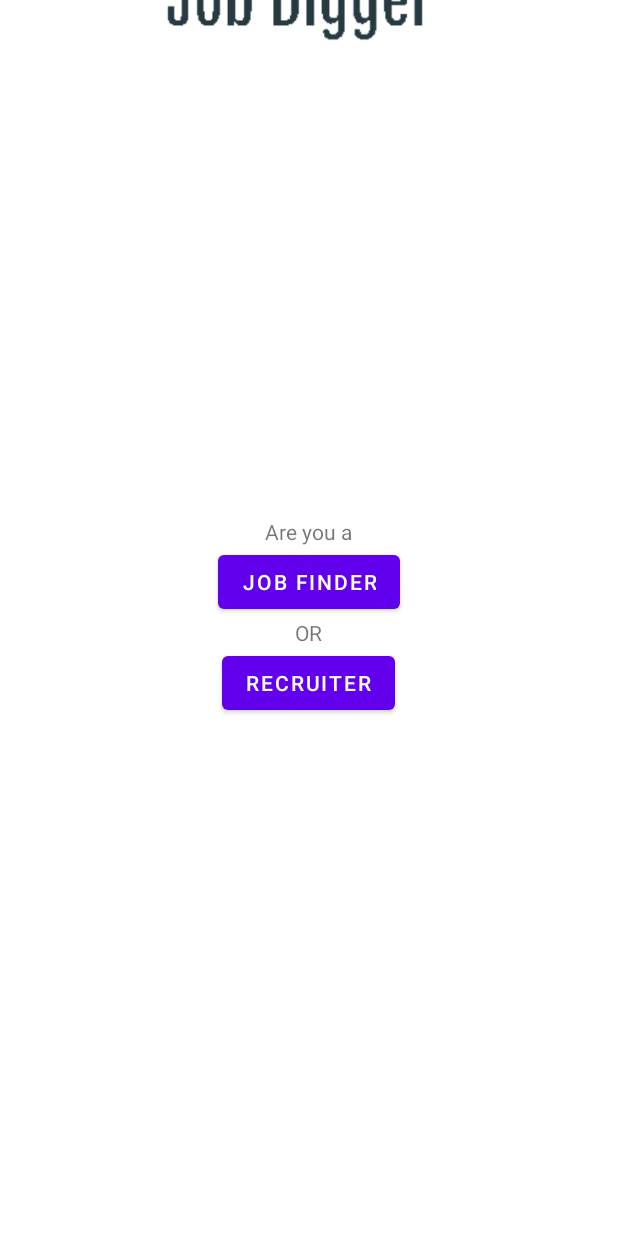
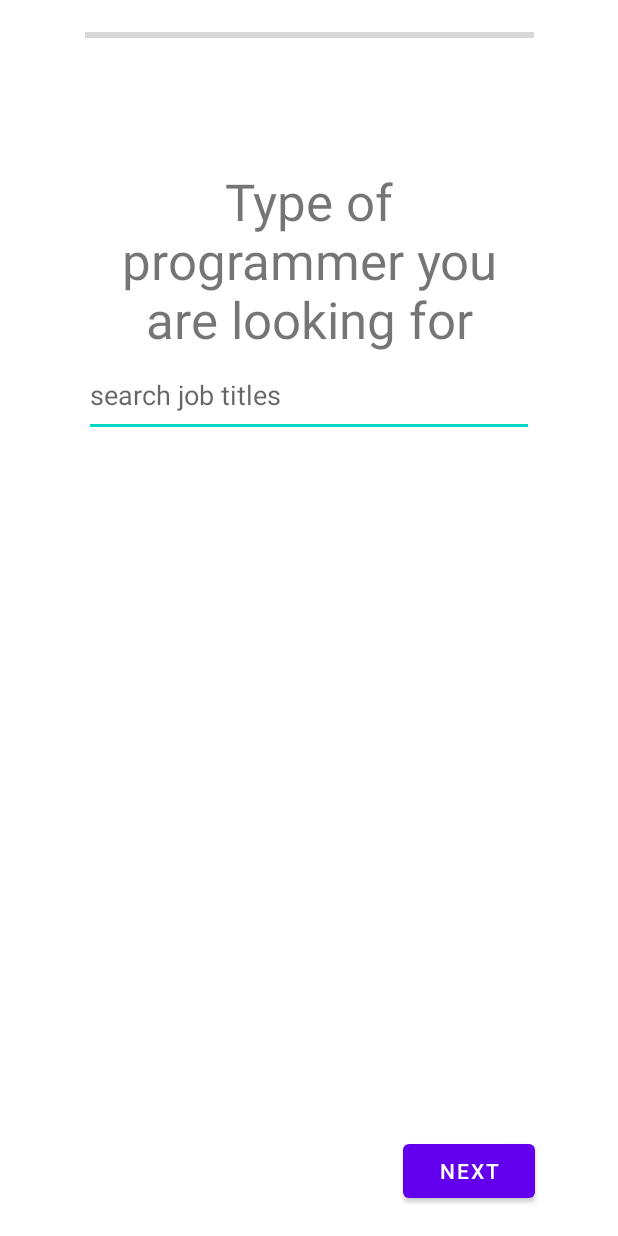
Before and after one commit to b6112166/JobDigger, an Android app: the screen it shows after launch (WelcomeActivity before the commit, RecruiterActivity after it), after a tap on "RECRUITER", on a phone screen of 412 x 824 dp. Run offline under Robolectric (Android 15) with nearby library versions, the phone set to English and light mode, and no system bars.

Commit message:
End of day1 Jeffery

```diff
--- a/app/build.gradle
+++ b/app/build.gradle
@@ -40,7 +40,13 @@ dependencies {
     implementation 'com.google.android.material:material:1.7.0'
     implementation 'androidx.constraintlayout:constraintlayout:2.1.4'
     implementation 'com.google.firebase:firebase-database:20.1.0'
+
+    implementation 'com.google.firebase:firebase-database-ktx'
+    implementation platform('com.google.firebase:firebase-bom:31.2.3')
+
     testImplementation 'junit:junit:4.13.2'
     androidTestImplementation 'androidx.test.ext:junit:1.1.4'
     androidTestImplementation 'androidx.test.espresso:espresso-core:3.5.0'
+
+
 }
--- a/app/src/main/java/com/example/jobdiggerapp/JobSeekerActivity.kt
+++ b/app/src/main/java/com/example/jobdiggerapp/JobSeekerActivity.kt
@@ -19,7 +19,7 @@ class JobSeekerActivity : AppCompatActivity() {
         submitButton.apply {
             text = "Submit"
             textSize = 20f
-            id = R.id.submit1
+            id = R.id.submitButton
         }
 
 
--- /dev/null
+++ b/app/src/main/java/com/example/jobdiggerapp/RecruiterActivity.kt
@@ -0,0 +1,186 @@
+package com.example.jobdiggerapp
+
+
+import androidx.appcompat.app.AppCompatActivity
+import android.os.Bundle
+import android.text.Layout
+import android.view.View
+import android.widget.AbsListView.RecyclerListener
+import android.widget.AutoCompleteTextView
+import android.widget.ArrayAdapter
+import android.widget.Button
+import android.widget.EditText
+import android.widget.LinearLayout
+import android.widget.ProgressBar
+import androidx.recyclerview.widget.RecyclerView
+
+
+class RecruiterActivity : AppCompatActivity() {
+    //lists to load items from the database
+    private var jobTitleList = ArrayList<String>()
+    private var skillList = ArrayList<String>()
+
+    private var jobSelection = String();
+    private var skillSelection = ArrayList<String>();
+
+    private var yearsOfExperience = String();
+
+    private var layoutArray = ArrayList<LinearLayout>();//stores different linear layouts for displayed layout switching
+
+    private lateinit var currentLayout:LinearLayout;
+
+    private var currentQuestionNumber = 0;//question number corresponds to the indexes within layout array.
+
+    private lateinit var nextButton:Button
+    private lateinit var backButton:Button
+
+    private lateinit var submitButton:Button
+
+    private lateinit var skillListArrayAdapter:ArrayAdapter<String>
+    private lateinit var jobTitleListArrayAdapter:ArrayAdapter<String>
+    //
+
+    private lateinit var programmerAutoCompleteTextView:AutoCompleteTextView
+    private lateinit var skillSearchAutoCompleteTextView:AutoCompleteTextView
+    private lateinit var yearsOfExperienceEditText:EditText
+    private lateinit var selectedSkillListRecyclerView:RecyclerView
+
+
+
+    override fun onCreate(savedInstanceState: Bundle?) {
+        super.onCreate(savedInstanceState)
+        setContentView(R.layout.activity_recruiter)
+
+
+        initializeLists()
+
+        setupLayoutRouting()
+
+        setupViews()
+        setupInternalButtons()
+
+    }
+
+
+
+    private fun setupViews(){
+        programmerAutoCompleteTextView = findViewById<AutoCompleteTextView>(R.id.programmerAutoCompleteTextView)
+        programmerAutoCompleteTextView.threshold = 1
+        jobTitleListArrayAdapter = ArrayAdapter<String>(this,android.R.layout.select_dialog_singlechoice,jobTitleList)
+        programmerAutoCompleteTextView.setAdapter(jobTitleListArrayAdapter)
+
+        skillSearchAutoCompleteTextView = findViewById<AutoCompleteTextView>(R.id.skillSearchAutoCompleteTextView)
+        skillSearchAutoCompleteTextView.threshold =1
+        skillListArrayAdapter=ArrayAdapter<String>(this,android.R.layout.select_dialog_singlechoice,skillList)
+        skillSearchAutoCompleteTextView.setAdapter(skillListArrayAdapter)
+
+
+        yearsOfExperienceEditText = findViewById<EditText>(R.id.yearsOfExperienceEditText)
+
+        selectedSkillListRecyclerView = findViewById<RecyclerView>(R.id.selectedSkillListRecyclerView)
+
+    }
+
+    private fun initializeLists(){
+        //initialize the job title list and skill list to be used in the search auto complete
+        jobTitleList.add("C++ programmer")
+        skillList.add("C++")
+
+    }
+    private fun setupLayoutRouting(){
+        //add layouts in question order
+        layoutArray.add(findViewById(R.id.questionOneLayout))
+        layoutArray.add(findViewById(R.id.questionTwoLayout))
+        layoutArray.add(findViewById(R.id.questionThreeLayout))
+        layoutArray.add(findViewById(R.id.recruiterSubmitLayout))
+        currentLayout = layoutArray.get(0)
+    }
+
+    private fun setupInternalButtons(){
+        nextButton = findViewById<Button>(R.id.nextButton)
+        backButton = findViewById<Button>(R.id.backButton)
+
+        submitButton = findViewById<Button>(R.id.recruiterSubmitButton)
+
+        nextButton.setOnClickListener(){
+
+            currentQuestionNumber++;
+
+            //update current layout
+            updateCurrentLayout()
+
+            //update progress bar
+            updateProgressBar()
+            //update button visibility
+            updateButtonVisibility()
+        }
+
+        submitButton.setOnClickListener(){
+            //send data to the next activity
+            jobSelection = programmerAutoCompleteTextView.text.toString()
+            yearsOfExperience = yearsOfExperienceEditText.text.toString()
+
+            /*
+            Intent intent = Intent(this,CandidateActivity::class.java)
+
+            var bundle = Bundle()
+
+            bundle.putString("jobSelection",jobSelection)
+
+            bundle.putSerializable("SkillList",(Serializable)skillSelection)
+
+            intent.putExtras(bundle)
+
+            startActivity(intent);
+
+             */
+
+        }
+
+        backButton.setOnClickListener(){
+            currentQuestionNumber--;
+
+            updateCurrentLayout()
+
+            //update progress bar
+            updateProgressBar()
+
+            updateButtonVisibility()
+
+        }
+    }
+
+    private fun updateProgressBar(){
+        var progressBar = findViewById<ProgressBar>(R.id.questionnaireProgressBar)
+        val progress = (currentQuestionNumber.toFloat()/3.0f*100.0f).toInt()
+        progressBar.setProgress(progress,true)
+
+    }
+
+    private fun updateCurrentLayout(){
+        //set previous layout to invisible
+        currentLayout.visibility = View.INVISIBLE
+        //set the new layout to visible
+        currentLayout = layoutArray.get(currentQuestionNumber)
+        currentLayout.visibility = View.VISIBLE
+    }
+
+    private fun updateButtonVisibility(){
+        //hide back button at first page
+        if(currentQuestionNumber == 0){
+            backButton.visibility = View.INVISIBLE
+
+        }
+        //hide next button at last page
+        else if(currentQuestionNumber ==3){
+            nextButton.visibility = View.INVISIBLE
+        }
+        //enable both for the rest
+
+        else{
+            backButton.visibility = View.VISIBLE
+            nextButton.visibility = View.VISIBLE
+        }
+
+    }
+}
--- a/app/src/main/java/com/example/jobdiggerapp/WelcomeActivity.kt
+++ b/app/src/main/java/com/example/jobdiggerapp/WelcomeActivity.kt
@@ -1,4 +1,5 @@
 package com.example.jobdiggerapp
+
 
 import android.animation.Animator
 import android.animation.AnimatorListenerAdapter
@@ -10,14 +11,18 @@ import android.view.View
 import android.widget.Button
 import android.widget.ImageView
 import android.widget.LinearLayout
+import androidx.appcompat.app.AppCompatDelegate
 
 class WelcomeActivity : AppCompatActivity() {
     override fun onCreate(savedInstanceState: Bundle?) {
         super.onCreate(savedInstanceState)
         setContentView(R.layout.activity_welcome)
+        AppCompatDelegate.setDefaultNightMode(AppCompatDelegate.MODE_NIGHT_NO)//disables nightmode
 
         setupBeginningAnimation()
         setupRoleSelectionButtons()
+
+
     }
 
     private fun setupBeginningAnimation(){
@@ -34,25 +39,19 @@ class WelcomeActivity : AppCompatActivity() {
                     logoView.animate().translationY(-700f).duration = 500
                     roleSelectionLinearLayout.animate().alpha(1f).duration = 1500
 
-
-
-
                     }
-
-
-
             })
         }
     }
 
     private fun setupRoleSelectionButtons() {
-        val recruiterBtn = findViewById<Button>(R.id.recruiterBtn)
-        //TODO redirect user to recruiter activity
+        val recruiterBtn = findViewById<Button>(R.id.recruiterButton)
         recruiterBtn.setOnClickListener(){
-
+            val intent = Intent(this,RecruiterActivity::class.java)
+            startActivity(intent);
         }
 
-        val jobFinderBtn = findViewById<Button>(R.id.jobFinderBtn)
+        val jobFinderBtn = findViewById<Button>(R.id.jobSeekerButton)
         jobFinderBtn.setOnClickListener(){
             val intent = Intent(this, JobSeekerActivity::class.java)
             startActivity(intent);
--- a/app/src/main/res/layout/activity_job_seeker_page.xml
+++ b/app/src/main/res/layout/activity_job_seeker_page.xml
@@ -7,10 +7,10 @@
     tools:context=".JobSeekerActivity">
 
     <Button
-        android:id="@+id/submit1"
+        android:id="@+id/submitButton"
         android:layout_width="wrap_content"
         android:layout_height="wrap_content"
-        android:text="Button"
+        android:text="Submit"
         app:layout_constraintBottom_toBottomOf="parent"
         app:layout_constraintEnd_toEndOf="parent"
         app:layout_constraintHorizontal_bias="0.498"
--- /dev/null
+++ b/app/src/main/res/layout/activity_recruiter.xml
@@ -0,0 +1,186 @@
+<?xml version="1.0" encoding="utf-8"?>
+<androidx.constraintlayout.widget.ConstraintLayout xmlns:android="http://schemas.android.com/apk/res/android"
+    xmlns:app="http://schemas.android.com/apk/res-auto"
+    xmlns:tools="http://schemas.android.com/tools"
+    android:layout_width="match_parent"
+    android:layout_height="match_parent"
+    tools:context=".RecruiterActivity">
+
+    <LinearLayout
+        android:id="@+id/questionOneLayout"
+        android:layout_width="300dp"
+        android:layout_height="600dp"
+        android:gravity="clip_horizontal"
+        android:orientation="vertical"
+        app:layout_constraintBottom_toBottomOf="parent"
+        app:layout_constraintEnd_toEndOf="parent"
+        app:layout_constraintStart_toStartOf="parent"
+        app:layout_constraintTop_toTopOf="parent"
+        app:layout_constraintVertical_bias="0.498">
+
+        <TextView
+            android:id="@+id/questionOneTextView"
+            android:layout_width="match_parent"
+            android:layout_height="wrap_content"
+            android:alpha="1"
+            android:text="Type of programmer you are looking for"
+            android:textAlignment="center"
+            android:textSize="34sp" />
+
+        <AutoCompleteTextView
+            android:id="@+id/programmerAutoCompleteTextView"
+            android:layout_width="match_parent"
+            android:layout_height="56dp"
+            android:ems="10"
+            android:hint="search job titles"
+            android:inputType="textPersonName"
+            android:singleLine="true" />
+
+    </LinearLayout>
+
+    <Button
+        android:id="@+id/nextButton"
+        android:layout_width="wrap_content"
+        android:layout_height="wrap_content"
+        android:layout_marginTop="1dp"
+        android:text="Next"
+        app:layout_constraintBottom_toBottomOf="parent"
+        app:layout_constraintEnd_toEndOf="parent"
+        app:layout_constraintHorizontal_bias="0.829"
+        app:layout_constraintStart_toStartOf="parent"
+        app:layout_constraintTop_toTopOf="parent"
+        app:layout_constraintVertical_bias="0.975" />
+
+    <LinearLayout
+        android:id="@+id/questionTwoLayout"
+        android:layout_width="300dp"
+        android:layout_height="600dp"
+        android:gravity="clip_horizontal"
+        android:orientation="vertical"
+        android:visibility="invisible"
+        app:layout_constraintBottom_toBottomOf="parent"
+        app:layout_constraintEnd_toEndOf="parent"
+        app:layout_constraintStart_toStartOf="parent"
+        app:layout_constraintTop_toTopOf="parent"
+        app:layout_constraintVertical_bias="0.498">
+
+
+        <TextView
+            android:id="@+id/questionTwoTextView"
+            android:layout_width="match_parent"
+            android:layout_height="wrap_content"
+            android:alpha="1"
+            android:text="How many years of experience should they have"
+            android:textAlignment="center"
+            android:textSize="34sp" />
+
+        <EditText
+            android:id="@+id/yearsOfExperienceEditText"
+            android:layout_width="match_parent"
+            android:layout_height="56dp"
+            android:ems="10"
+            android:hint="Enter years of experience"
+            android:inputType="number"
+            android:singleLine="true" />
+
+    </LinearLayout>
+
+    <LinearLayout
+        android:id="@+id/questionThreeLayout"
+        android:layout_width="300dp"
+        android:layout_height="600dp"
+        android:gravity="clip_horizontal"
+        android:orientation="vertical"
+        android:visibility="invisible"
+        app:layout_constraintBottom_toBottomOf="parent"
+        app:layout_constraintEnd_toEndOf="parent"
+        app:layout_constraintStart_toStartOf="parent"
+        app:layout_constraintTop_toTopOf="parent"
+        app:layout_constraintVertical_bias="0.498">
+
+
+        <TextView
+            android:id="@+id/questionThreeTextView"
+            android:layout_width="match_parent"
+            android:layout_height="wrap_content"
+            android:alpha="1"
+            android:text="What specific skills are you looking for?"
+            android:textAlignment="center"
+            android:textSize="34sp" />
+
+        <AutoCompleteTextView
+            android:id="@+id/skillSearchAutoCompleteTextView"
+            android:layout_width="match_parent"
+            android:layout_height="56dp"
+            android:ems="10"
+            android:singleLine="true"
+            android:hint="search skills"
+            android:inputType="text" />
+
+        <androidx.recyclerview.widget.RecyclerView
+            android:id="@+id/selectedSkillListRecyclerView"
+            android:layout_width="match_parent"
+            android:layout_height="match_parent" />
+
+    </LinearLayout>
+
+    <LinearLayout
+        android:id="@+id/recruiterSubmitLayout"
+        android:layout_width="300dp"
+        android:layout_height="600dp"
+        android:gravity="clip_horizontal"
+        android:orientation="vertical"
+        android:visibility="invisible"
+        app:layout_constraintBottom_toBottomOf="parent"
+        app:layout_constraintEnd_toEndOf="parent"
+        app:layout_constraintStart_toStartOf="parent"
+        app:layout_constraintTop_toTopOf="parent"
+        app:layout_constraintVertical_bias="0.498">
+
+
+        <TextView
+            android:id="@+id/questionFourTextView"
+            android:layout_width="match_parent"
+            android:layout_height="wrap_content"
+            android:alpha="1"
+            android:text="You are all set!\nLet's start digging!"
+            android:textAlignment="center"
+            android:textSize="34sp" />
+
+        <Button
+            android:id="@+id/recruiterSubmitButton"
+            android:layout_width="match_parent"
+            android:layout_height="56dp"
+            android:text="Dig" />
+
+
+    </LinearLayout>
+
+
+    <Button
+        android:id="@+id/backButton"
+        android:layout_width="wrap_content"
+        android:layout_height="wrap_content"
+        android:layout_marginEnd="196dp"
+        android:text="Back"
+        android:visibility="invisible"
+        app:layout_constraintBottom_toBottomOf="parent"
+        app:layout_constraintEnd_toEndOf="parent"
+        app:layout_constraintHorizontal_bias="0.44"
+        app:layout_constraintStart_toStartOf="parent"
+        app:layout_constraintTop_toTopOf="parent"
+        app:layout_constraintVertical_bias="0.976" />
+
+    <ProgressBar
+        android:id="@+id/questionnaireProgressBar"
+        style="?android:attr/progressBarStyleHorizontal"
+        android:layout_width="299dp"
+        android:layout_height="15dp"
+
+        android:layout_marginTop="16dp"
+        app:layout_constraintEnd_toEndOf="parent"
+        app:layout_constraintStart_toStartOf="parent"
+        app:layout_constraintTop_toTopOf="parent" />
+
+
+</androidx.constraintlayout.widget.ConstraintLayout>
--- a/app/src/main/res/layout/activity_welcome.xml
+++ b/app/src/main/res/layout/activity_welcome.xml
@@ -39,20 +39,20 @@
             android:text="Are you a" />
 
         <Button
-            android:id="@+id/jobFinderBtn"
+            android:id="@+id/jobSeekerButton"
             android:layout_width="wrap_content"
             android:layout_height="wrap_content"
             android:alpha="1"
-            android:text="Job Finder" />
+            android:text="Job Seeker" />
 
         <TextView
             android:id="@+id/introPhrase2TextView"
             android:layout_width="wrap_content"
             android:layout_height="wrap_content"
-            android:text="OR" />
+            android:text="or" />
 
         <Button
-            android:id="@+id/recruiterBtn"
+            android:id="@+id/recruiterButton"
             android:layout_width="wrap_content"
             android:layout_height="wrap_content"
             android:text="Recruiter" />
--- /dev/null
+++ b/app/src/main/res/xml/searchable.xml
@@ -0,0 +1,5 @@
+<?xml version="1.0" encoding="utf-8"?>
+<searchable xmlns:android="http://schemas.android.com/apk/res/android"
+    android:label="@string/app_name">
+
+</searchable>
```
Also changed, not shown: app/src/main/AndroidManifest.xml (+13 -14 lines).
